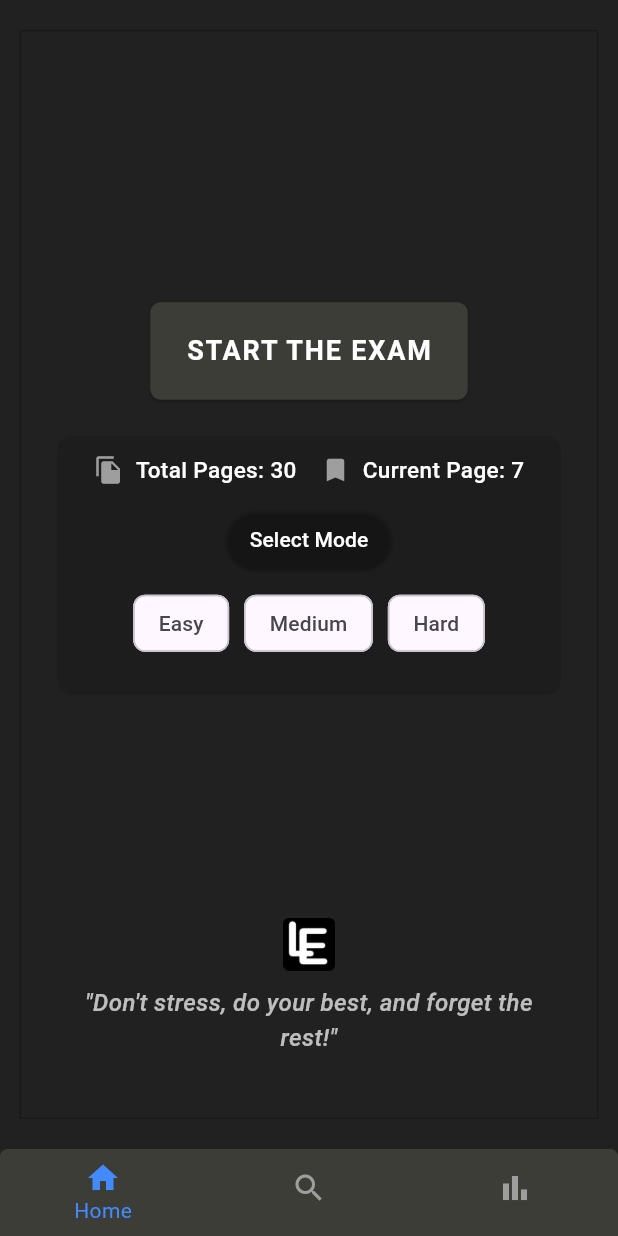
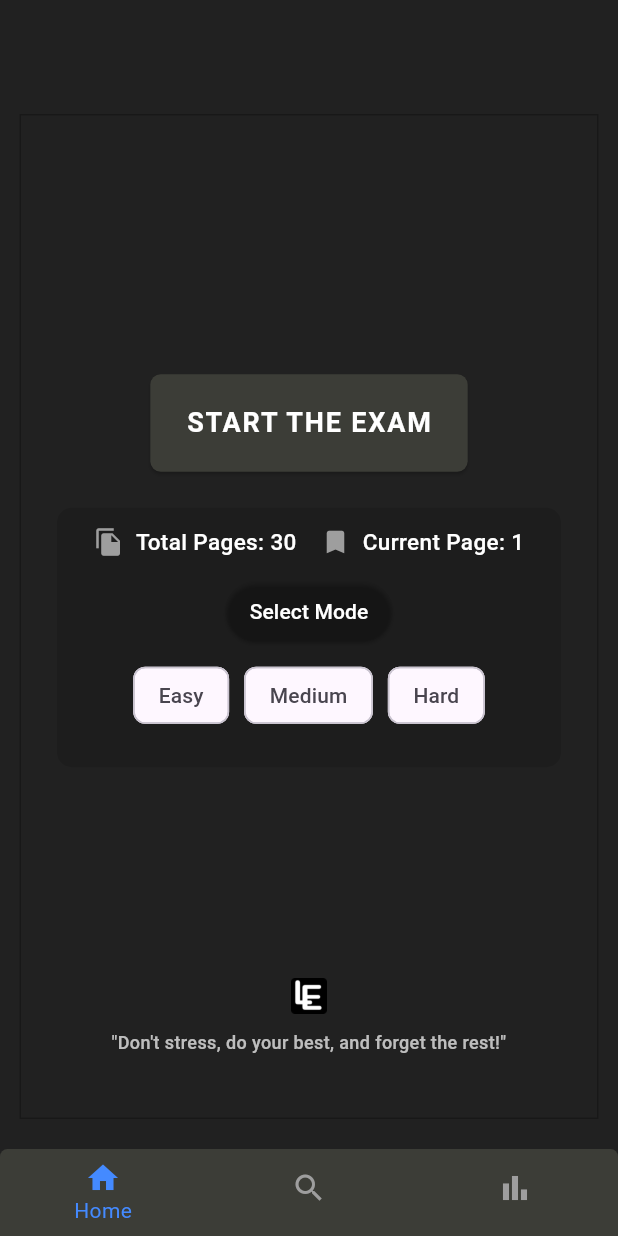
Before and after one commit to Aayush-Skp/license_prep, a Flutter app: the screen it shows after launch, after a tap on "Enable Timer", on a phone screen of 412 x 824 dp. Run offline on Flutter 3.47's test engine with Material 3 defaults, Android fonts, the light colour scheme and no system bars; our stand-ins replace fl_chart, logger, shared_preferences, webview_flutter; network calls fail.

Commit message:
added the file

```diff
--- a/lib/app/data_provider.dart
+++ b/lib/app/data_provider.dart
@@ -23,8 +23,8 @@ class DataProvider extends ChangeNotifier {
     isLoading = true;
     isOffline = false;
     errorMessage = null;
+    currentPageNo = await SharedPref.getPageNumber();
     notifyListeners();
-    currentPageNo = await SharedPref.getPageNumber();
     try {
       log('-----------Fetching the page number $currentPageNo----------');
       final jsonMap = await service
--- a/lib/pages/dashboard/dashboard_widget.dart
+++ b/lib/pages/dashboard/dashboard_widget.dart
@@ -3,6 +3,7 @@ import 'package:license_entrance/app/theme.dart';
 import 'package:license_entrance/common/widgets/page_wrapper.dart';
 import 'package:license_entrance/pages/dashboard/intial_page/initial_widget.dart';
 import 'package:license_entrance/pages/performance/performance_widget.dart';
+import 'package:license_entrance/pages/search/custom_browser.dart';
 
 class DashBoardWidget extends StatefulWidget {
   const DashBoardWidget({super.key});
@@ -15,12 +16,13 @@ class _DashBoardWidgetState extends State<DashBoardWidget> {
   int _selectedIndex = 0;
   final List<Widget> _screens = [
     InitialWidget(),
-    Center(
-      child: Text(
-        "📚 Library",
-        style: TextStyle(fontSize: 24, color: Colors.white),
-      ),
-    ),
+    // Center(
+    //   child: Text(
+    //     "📚 Library",
+    //     style: TextStyle(fontSize: 24, color: Colors.white),
+    //   ),
+    // ),
+    CustomBrowser(initialUrl: 'https://google.com/'),
     PerformanceWidget(),
   ];
   void _onItemTapped(int index) {
@@ -37,8 +39,9 @@ class _DashBoardWidgetState extends State<DashBoardWidget> {
   @override
   Widget build(BuildContext context) {
     return PageWrapper(
+      padding: EdgeInsets.all(0),
       title: "",
-      useOwnAppBar: true,
+      useOwnAppBar: false,
       showBackButton: false,
       body: _screens[_selectedIndex],
       bottomNavBar: Container(
@@ -58,7 +61,7 @@ class _DashBoardWidgetState extends State<DashBoardWidget> {
               BottomNavigationBarItem(
                 icon: Icon(Icons.search),
                 activeIcon: Icon(Icons.search_rounded),
-                label: 'Library',
+                label: 'Search',
               ),
               BottomNavigationBarItem(
                 icon: Icon(Icons.bar_chart_outlined),
--- a/lib/pages/dashboard/intial_page/initial_widget.dart
+++ b/lib/pages/dashboard/intial_page/initial_widget.dart
@@ -1,8 +1,12 @@
 import 'package:flutter/material.dart';
+import 'package:license_entrance/app/data_provider.dart';
 import 'package:license_entrance/app/theme.dart';
 import 'package:license_entrance/common/navigation/navigation_service.dart';
+import 'package:license_entrance/common/shared_pref/shared_pref.dart';
 import 'package:license_entrance/common/widgets/app_buttons.dart';
 import 'package:license_entrance/pages/homescreen/home_screen_widget.dart';
+import 'package:license_entrance/utility/extension.dart';
+import 'package:provider/provider.dart';
 
 class InitialWidget extends StatefulWidget {
   const InitialWidget({super.key});
@@ -15,6 +19,7 @@ class _InitialWidgetState extends State<InitialWidget>
     with TickerProviderStateMixin {
   bool showTimerOptions = false;
   String selectedMode = "";
+  bool isTimerEnabled = false;
 
   late final AnimationController _animationController;
   @override
@@ -23,6 +28,9 @@ class _InitialWidgetState extends State<InitialWidget>
     _animationController = AnimationController(
       vsync: this,
       duration: const Duration(milliseconds: 300),
+    );
+    WidgetsBinding.instance.addPostFrameCallback(
+      (_) => context.homeScreenProvider.resetTimer(),
     );
   }
 
@@ -36,7 +44,10 @@ class _InitialWidgetState extends State<InitialWidget>
   Widget build(BuildContext context) {
     return SafeArea(
       child: Container(
-        margin: const EdgeInsets.symmetric(vertical: 20),
+        margin: const EdgeInsets.symmetric(
+          vertical: 20,
+          horizontal: CustomTheme.symmetricHozPadding,
+        ),
         decoration: BoxDecoration(border: Border.all(color: Colors.black26)),
         child: Padding(
           padding: const EdgeInsets.symmetric(horizontal: 24, vertical: 32),
@@ -56,7 +67,9 @@ class _InitialWidgetState extends State<InitialWidget>
                     letterSpacing: 1.2,
                   ),
                   onClicked:
-                      () => NavigationService.push(page: HomeScreenWidget()),
+                      () => NavigationService.push(
+                        page: HomeScreenWidget(isTimerEnabled: isTimerEnabled),
+                      ),
                 ),
               ),
               const SizedBox(height: 24),
@@ -71,7 +84,7 @@ class _InitialWidgetState extends State<InitialWidget>
                   children: [
                     Row(
                       mainAxisAlignment: MainAxisAlignment.center,
-                      children: const [
+                      children: [
                         Icon(Icons.file_copy, size: 20, color: Colors.grey),
                         SizedBox(width: 8),
                         Text(
@@ -85,13 +98,17 @@ class _InitialWidgetState extends State<InitialWidget>
                         SizedBox(width: 16),
                         Icon(Icons.bookmark, size: 20, color: Colors.grey),
                         SizedBox(width: 8),
-                        Text(
-                          'Current Page: 7',
-                          style: TextStyle(
-                            color: CustomTheme.primaryText,
-                            fontSize: 15,
-                            fontWeight: FontWeight.w500,
-                          ),
+                        Consumer<DataProvider>(
+                          builder: (context, dataProvider, _) {
+                            return Text(
+                              'Current Page: ${dataProvider.currentPageNo}',
+                              style: TextStyle(
+                                color: CustomTheme.primaryText,
+                                fontSize: 15,
+                                fontWeight: FontWeight.w500,
+                              ),
+                            );
+                          },
                         ),
                       ],
                     ),
@@ -99,6 +116,7 @@ class _InitialWidgetState extends State<InitialWidget>
                     ElevatedButton(
                       onPressed: () {
                         setState(() {
+                          isTimerEnabled = !isTimerEnabled;
                           showTimerOptions = !showTimerOptions;
                           if (showTimerOptions) {
                             _animationController.forward();
@@ -137,10 +155,36 @@ class _InitialWidgetState extends State<InitialWidget>
                                     return ChoiceChip(
                                       label: Text(mode),
                                       selected: selectedMode == mode,
-                                      onSelected: (selected) {
+                                      onSelected: (selected) async {
+                                        final newMode = selected ? mode : "";
                                         setState(() {
-                                          selectedMode = selected ? mode : "";
+                                          selectedMode = newMode;
                                         });
+                                        if (newMode.isNotEmpty) {
+                                          int seconds;
+                                          switch (newMode) {
+                                            case 'Easy':
+                                              seconds = 180;
+                                              break;
+                                            case 'Medium':
+                                              seconds = 110;
+                                              break;
+                                            case 'Hard':
+                                              seconds = 60;
+                                              break;
+                                            default:
+                                              seconds = 0;
+                                          }
+
+                                          await SharedPref.setTime(seconds);
+                                          if (context.mounted) {
+                                            await context.homeScreenProvider
+                                                .updateRemainingSecondsFromSharedPref();
+                                          }
+                                          print(
+                                            '$newMode clicked, timer set to $seconds',
+                                          );
+                                        }
                                       },
                                     );
                                   }).toList(),
@@ -155,7 +199,7 @@ class _InitialWidgetState extends State<InitialWidget>
               const Spacer(),
               Align(
                 alignment: Alignment.topCenter,
-                child: Image.asset(CustomTheme.mainLogo, height: 35, width: 35),
+                child: Image.asset(CustomTheme.mainLogo, height: 24, width: 24),
               ),
               Padding(
                 padding: const EdgeInsets.symmetric(vertical: 10),
@@ -164,8 +208,8 @@ class _InitialWidgetState extends State<InitialWidget>
                   textAlign: TextAlign.center,
                   style: TextStyle(
                     color: CustomTheme.primaryText.withAlpha(180),
-                    fontSize: 16,
-                    fontStyle: FontStyle.italic,
+                    fontSize: 12,
+                    fontStyle: FontStyle.normal,
                     fontWeight: FontWeight.w500,
                   ),
                 ),
--- a/lib/pages/homescreen/provider/home_screem_provider.dart
+++ b/lib/pages/homescreen/provider/home_screem_provider.dart
@@ -8,7 +8,7 @@ import 'package:license_entrance/common/widgets/global_snackbar.dart';
 class HomeScreenProvider extends ChangeNotifier {
   final DataProvider dataProvider;
   HomeScreenProvider(this.dataProvider) {
-    _initializeRemainingSeconds();
+    _initializeTime();
   }
   late Timer _timer;
   int _remainingSeconds = 30;
@@ -16,11 +16,15 @@ class HomeScreenProvider extends ChangeNotifier {
   Function? _onTimerComplete;
   final Map<int, String?> selectedAnswers = {};
   bool isSubmitted = false;
-
   int get remainingSeconds => _remainingSeconds;
   bool get isTimerRunning => _isTimerRunning;
 
-  Future<void> _initializeRemainingSeconds() async {
+  Future<void> _initializeTime() async {
+    _remainingSeconds = await SharedPref.getTime();
+    notifyListeners();
+  }
+
+  Future<void> updateRemainingSecondsFromSharedPref() async {
     _remainingSeconds = await SharedPref.getTime();
     notifyListeners();
   }
@@ -136,7 +140,6 @@ class HomeScreenProvider extends ChangeNotifier {
       'score_percentage': (correctAnswers / totalQuestions * 100)
           .toStringAsFixed(2),
     };
-
     await SharedPref.setResults(result);
   }
 
--- a/lib/services/http_services.dart
+++ b/lib/services/http_services.dart
@@ -2,15 +2,17 @@ import 'dart:convert';
 import 'package:http/http.dart' as http;
 
 class HttpService {
-  final String baseUrl = "https://question-server-orcin.vercel.app";
-  // final String baseUrl = 'http://localhost:3000';
+  // final String baseUrl = "https://question-server-orcin.vercel.app";
+  final String baseUrl = 'http://localhost:3000';
 
   Future<Map<String, dynamic>> get({required String endpointUrl}) async {
     try {
       final response = await http.get(Uri.parse('$baseUrl/$endpointUrl'));
-      print('$response of endpoint $baseUrl/$endpointUrl ');
+      print(
+        'Response body: ${response.body} from endpoint $baseUrl/$endpointUrl',
+      );
       if (response.statusCode == 200) {
-        print("sucessfuly fetched");
+        // print("sucessfuly fetched");
         return json.decode(response.body);
       } else {
         return {'error': 'Request failed with status: ${response.statusCode}'};
--- a/pubspec.yaml
+++ b/pubspec.yaml
@@ -16,6 +16,7 @@ dependencies:
   http: ^1.3.0
   fl_chart: ^0.70.2
   logger: ^2.5.0
+  webview_flutter: ^4.12.0
 
   cupertino_icons: ^1.0.8
   # connectivity_plus: ^6.1.3
```
Also changed, not shown: lib/common/models/data_response.dart (added, +36 -0 lines), lib/pages/homescreen/home_screen_widget.dart (+18 -5 lines), lib/pages/performance/performance_widget.dart (+9 -2 lines), lib/pages/performance/user_statistics_graph_widget.dart (+6 -1 lines), lib/pages/search/custom_browser.dart (added, +104 -0 lines), lib/pages/dashboard/intial_page/intial_footer.dart (added), pubspec.lock, 2 other files.
